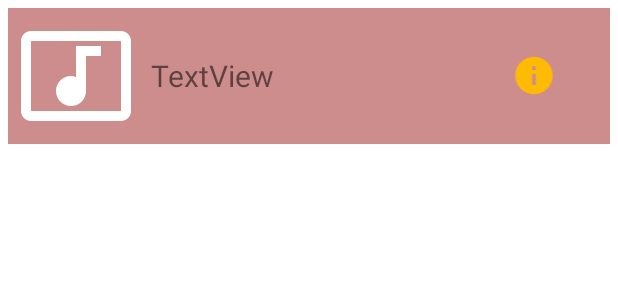
After one commit to jasshu01/iMusic, an Android app: the layout song_view.xml on its own in the app's theme, with its tools: preview values and no code run, on a phone screen of 412 x 824 dp. The commit adds this screen. Shown: the top 300 px of the screen. Run offline under Robolectric (Android 15) with nearby library versions, the phone set to English and light mode, and no system bars.

```diff
--- /dev/null
+++ b/app/src/main/res/drawable/info.xml
@@ -0,0 +1,5 @@
+<vector android:height="24dp" android:tint="#FFBA04"
+    android:viewportHeight="24" android:viewportWidth="24"
+    android:width="24dp" xmlns:android="http://schemas.android.com/apk/res/android">
+    <path android:fillColor="@android:color/white" android:pathData="M12,2C6.48,2 2,6.48 2,12s4.48,10 10,10 10,-4.48 10,-10S17.52,2 12,2zM13,17h-2v-6h2v6zM13,9h-2L11,7h2v2z"/>
+</vector>
--- /dev/null
+++ b/app/src/main/res/layout/song_view.xml
@@ -0,0 +1,41 @@
+<?xml version="1.0" encoding="utf-8"?>
+<androidx.constraintlayout.widget.ConstraintLayout xmlns:android="http://schemas.android.com/apk/res/android"
+    xmlns:app="http://schemas.android.com/apk/res-auto"
+    xmlns:tools="http://schemas.android.com/tools"
+    android:layout_width="match_parent"
+    android:layout_height="wrap_content"
+    android:layout_margin="5dp">
+
+    <LinearLayout
+        android:layout_width="match_parent"
+        android:layout_height="match_parent"
+        android:background="#CD8D8D"
+        android:orientation="horizontal"
+        android:padding="5dp">
+
+        <ImageView
+            android:id="@+id/songImage"
+            android:layout_width="80dp"
+            android:layout_height="80dp"
+            app:srcCompat="@drawable/music" />
+
+        <TextView
+            android:id="@+id/songName"
+            android:layout_width="200dp"
+            android:layout_height="match_parent"
+            android:layout_marginStart="10dp"
+            android:layout_marginEnd="10dp"
+            android:gravity="center_vertical"
+            android:text="TextView"
+            android:textSize="20sp" />
+
+        <ImageView
+            android:id="@+id/songInfo"
+            android:layout_width="30dp"
+            android:layout_height="30dp"
+            android:layout_gravity="center"
+            android:layout_weight="1"
+            app:srcCompat="@drawable/info" />
+    </LinearLayout>
+
+</androidx.constraintlayout.widget.ConstraintLayout>
```
Also changed, not shown: app/src/main/java/com/example/imusic/MainActivity.java (+23 -20 lines), app/src/main/java/com/example/imusic/MyPlayer.java (+63 -12 lines), app/src/main/java/com/example/imusic/Song.java (added, +52 -0 lines), app/src/main/java/com/example/imusic/SongsAdapter.java (added, +93 -0 lines), app/src/main/res/layout/activity_main.xml (+5 -5 lines).
